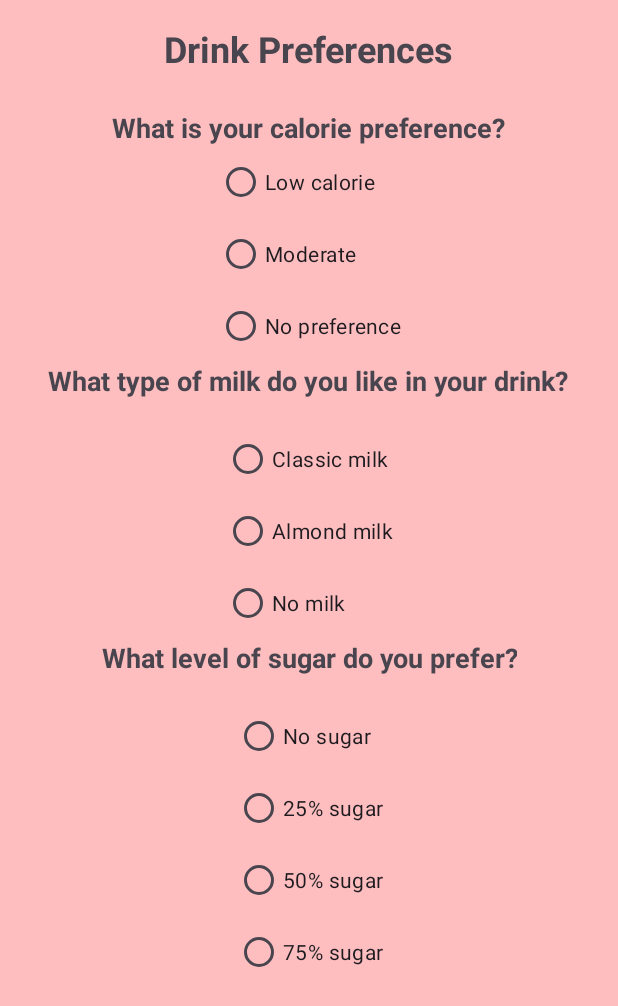
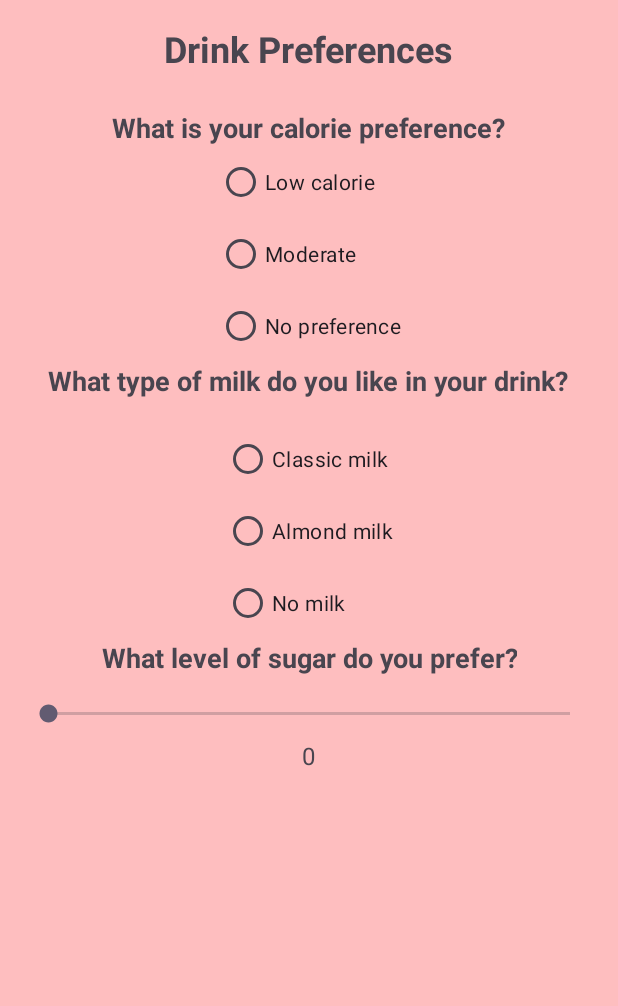
Before and after one commit to Oumael23/bubellae, an Android app: the fragment PreferencesFragment shown on its own in the app's theme, on a phone screen of 412 x 824 dp. Shown: the top 1006 px of the screen. Run offline under Robolectric (Android 15) with nearby library versions, the phone set to English and light mode, and no system bars.

Commit message:
add progress bar

```diff
--- a/app/src/main/java/com/univpoitiers/bubellea/sugarpreferences/PreferencesFragment.java
+++ b/app/src/main/java/com/univpoitiers/bubellea/sugarpreferences/PreferencesFragment.java
@@ -5,6 +5,7 @@ import android.view.LayoutInflater;
 import android.view.View;
 import android.view.ViewGroup;
 import android.widget.RadioGroup;
+import android.widget.SeekBar;
 import android.widget.TextView;
 
 import androidx.annotation.NonNull;
@@ -21,7 +22,12 @@ public class PreferencesFragment extends Fragment {
 
     private RadioGroup radioGroupCalories;
     private RadioGroup radioGroupMilk;
-    private RadioGroup radioGroupSugar;
+
+    private SeekBar sugarSeekBar;
+
+    private TextView sugarValueTextView;
+
+
 
     @Nullable
     @Override
@@ -33,12 +39,25 @@ public class PreferencesFragment extends Fragment {
 
         radioGroupCalories = view.findViewById(R.id.radioGroupCalories);
         radioGroupMilk = view.findViewById(R.id.radioGroupMilk);
-        radioGroupSugar = view.findViewById(R.id.radioGroupSugar);
+        sugarSeekBar = view.findViewById(R.id.sugarSeekBar);
+        sugarValueTextView = view.findViewById(R.id.sugarValueTextView);
         LogManager.logEvent("PreferencesFragment est cree");
 
-        setupRadioGroupListener(radioGroupCalories);
-        setupRadioGroupListener(radioGroupMilk);
-        setupRadioGroupListener(radioGroupSugar);
+//        setupRadioGroupListener(radioGroupCalories);
+//        setupRadioGroupListener(radioGroupMilk);
+
+        sugarSeekBar.setOnSeekBarChangeListener(new SeekBar.OnSeekBarChangeListener() {
+            @Override
+            public void onProgressChanged(SeekBar seekBar, int progress, boolean fromUser) {
+                sugarValueTextView.setText(String.valueOf(progress)); // Mettre à jour le TextView avec la valeur actuelle
+            }
+
+            @Override
+            public void onStartTrackingTouch(SeekBar seekBar) {}
+
+            @Override
+            public void onStopTrackingTouch(SeekBar seekBar) {}
+        });
 
         return view;
     }
@@ -56,8 +75,7 @@ public class PreferencesFragment extends Fragment {
 
     public boolean allRadioGroupsChecked() {
         return radioGroupCalories.getCheckedRadioButtonId() != -1 &&
-                radioGroupMilk.getCheckedRadioButtonId() != -1 &&
-                radioGroupSugar.getCheckedRadioButtonId() != -1;
+                radioGroupMilk.getCheckedRadioButtonId() != -1;
     }
 
     public String getSelectedPreferences() {
@@ -78,11 +96,8 @@ public class PreferencesFragment extends Fragment {
         }
 
         // Obtenir la préférence pour le sucre
-        int selectedSugarId = radioGroupSugar.getCheckedRadioButtonId();
-        if (selectedSugarId != -1) {
-            String selectedSugar = ((TextView) radioGroupSugar.findViewById(selectedSugarId)).getText().toString();
-            selectedPreferences.append(getString(R.string.sugar)).append(getString(R.string.complexity_selected)).append(selectedSugar).append("<br>");
-        }
+        int sugarValue = sugarSeekBar.getProgress(); // Obtenir la valeur actuelle du SeekBar
+        selectedPreferences.append(getString(R.string.sugar)).append(getString(R.string.complexity_selected)).append(sugarValue).append("%<br>");
 
         return selectedPreferences.toString();
     }
--- a/app/src/main/res/layout/fragment_preferences.xml
+++ b/app/src/main/res/layout/fragment_preferences.xml
@@ -91,35 +91,19 @@
         android:textStyle="bold"
         android:gravity="center"/>
 
-    <RadioGroup
-        android:id="@+id/radioGroupSugar"
+    <SeekBar
+        android:id="@+id/sugarSeekBar"
+        android:layout_width="match_parent"
+        android:layout_height="wrap_content"
+        android:max="100"
+        android:layout_marginTop="16dp"/>
+
+    <TextView
+        android:id="@+id/sugarValueTextView"
         android:layout_width="wrap_content"
         android:layout_height="wrap_content"
-        android:orientation="vertical"
-        android:layout_marginTop="16dp">
-
-        <RadioButton
-            android:id="@+id/radioNoSugar"
-            android:layout_width="wrap_content"
-            android:layout_height="wrap_content"
-            android:text="@string/no_sugar" />
-
-        <RadioButton
-            android:id="@+id/radio25Sugar"
-            android:layout_width="wrap_content"
-            android:layout_height="wrap_content"
-            android:text="@string/sugar_25" />
-
-        <RadioButton
-            android:id="@+id/radio50Sugar"
-            android:layout_width="wrap_content"
-            android:layout_height="wrap_content"
-            android:text="@string/sugar_50" />
-
-        <RadioButton
-            android:id="@+id/radio75Sugar"
-            android:layout_width="wrap_content"
-            android:layout_height="wrap_content"
-            android:text="@string/sugar_75" />
-    </RadioGroup>
+        android:text="0"
+        android:textSize="16sp"
+        android:layout_marginTop="8dp"
+        android:gravity="center"/>
 </LinearLayout>
```
